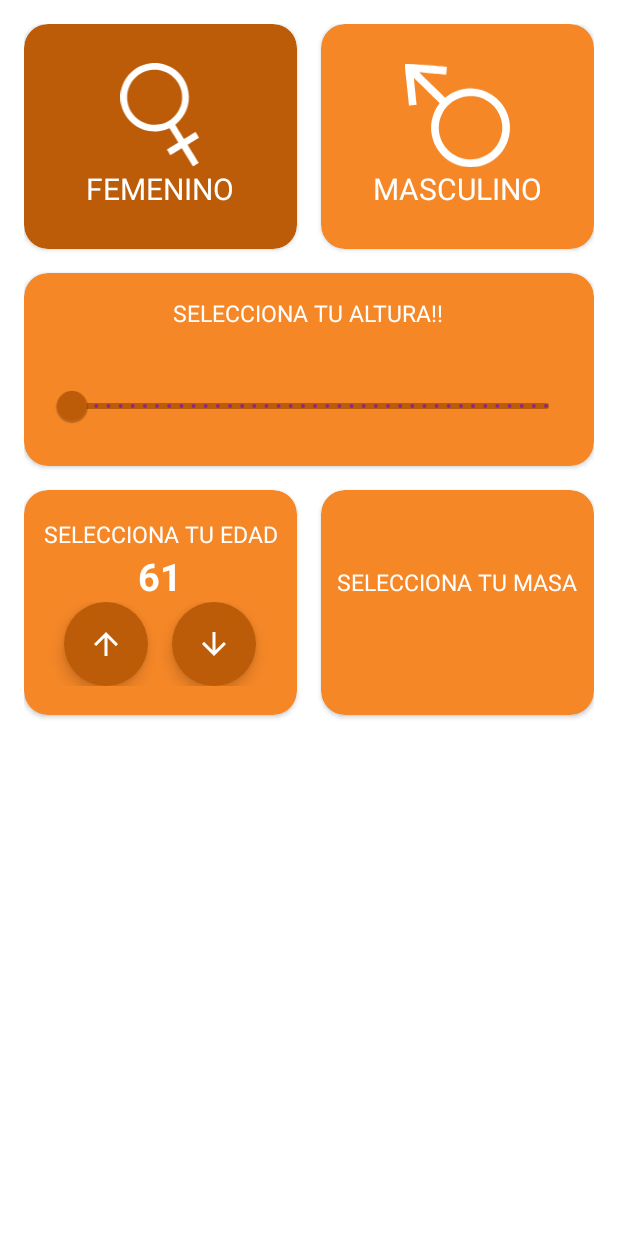
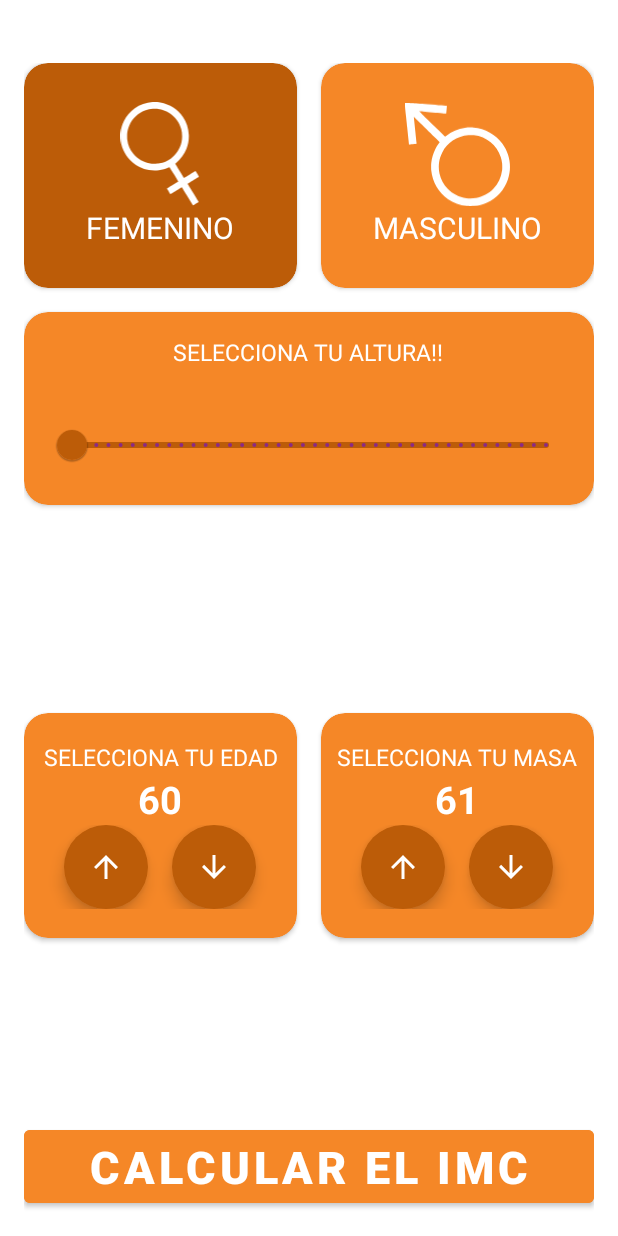
Before and after one commit to titooDiaz/STUDY, an Android app: the IMCActivity screen opened directly, with no data from a screen before it, after a tap on "TODO", on a phone screen of 412 x 824 dp. Run offline under Robolectric (Android 15) with nearby library versions, the light colour scheme and no system bars; Roboto replaces fonts that are not available here; 2 other taps on this screen came first.

Commit message:
end of imc app

```diff
--- a/Android/MyFirstApp/app/src/main/AndroidManifest.xml
+++ b/Android/MyFirstApp/app/src/main/AndroidManifest.xml
@@ -12,6 +12,9 @@
         android:supportsRtl="true"
         android:theme="@style/Theme.MyFirstApp"
         tools:targetApi="31">
+        <activity
+            android:name=".IMCAPP.ResultActivity"
+            android:exported="false" />
         <activity
             android:name=".IMCAPP.IMCActivity"
             android:exported="false" />
@@ -29,7 +32,7 @@
             android:exported="false" />
         <activity
             android:name=".primeraApp.PrimeraActivity"
-            android:exported="true"></activity>
+            android:exported="true" />
 
         <meta-data
             android:name="preloaded_fonts"
--- a/Android/MyFirstApp/app/src/main/java/com/titoodev/myfirstapp/IMCAPP/IMCActivity.kt
+++ b/Android/MyFirstApp/app/src/main/java/com/titoodev/myfirstapp/IMCAPP/IMCActivity.kt
@@ -1,6 +1,10 @@
 package com.titoodev.myfirstapp.IMCAPP
 
+import android.content.Intent
+import android.icu.text.DecimalFormat
 import android.os.Bundle
+import android.util.Log
+import android.widget.Button
 import android.widget.TextView
 import androidx.activity.enableEdgeToEdge
 import androidx.appcompat.app.AppCompatActivity
@@ -11,6 +15,7 @@ import androidx.core.view.WindowInsetsCompat
 import com.google.android.material.floatingactionbutton.FloatingActionButton
 import com.google.android.material.slider.RangeSlider
 import com.titoodev.myfirstapp.R
+import com.titoodev.myfirstapp.primeraApp.PrimeraActivity
 
 class IMCActivity : AppCompatActivity() {
 
@@ -21,11 +26,19 @@ class IMCActivity : AppCompatActivity() {
     private var isMaleSelected:Boolean = true
 
     private lateinit var edadText:TextView
+    private lateinit var pesoText:TextView
+
+    // boton calcular
+    private lateinit var botonCalcularIMC: Button
 
     // botones de edad
     private var currentEdad:Int = 60
+    private var currentPeso:Int = 60
+    private var currentAltura:Float = 120f
     private lateinit var upEdad: FloatingActionButton
     private lateinit var downEdad:FloatingActionButton
+    private lateinit var upPeso: FloatingActionButton
+    private lateinit var downPeso:FloatingActionButton
 
 
     override fun onCreate(savedInstanceState: Bundle?) {
@@ -47,12 +60,24 @@ class IMCActivity : AppCompatActivity() {
         // botoenes de aumentar y disminuir
         upEdad = findViewById(R.id.upEdad)
         downEdad = findViewById(R.id.downEdad)
+        upPeso = findViewById(R.id.upPeso)
+        downPeso = findViewById(R.id.downPeso)
 
         // textos que cambian
         edadText = findViewById(R.id.edad_numerica)
+        pesoText = findViewById(R.id.peso_numero)
+
+        // inicializar boton de calcular
+        botonCalcularIMC = findViewById(R.id.button)
     }
 
     private fun initListeners(){
+        botonCalcularIMC.setOnClickListener(){
+            val intent = Intent(this, ResultActivity::class.java)
+            intent.putExtra("IMC_RESULT",calcularIMC())
+            startActivity(intent)
+        }
+
         viewMale.setOnClickListener(){
             isMaleSelected = true
             setGenderColor(true)
@@ -63,7 +88,8 @@ class IMCActivity : AppCompatActivity() {
         }
 
         slider.addOnChangeListener{_,value,_ ->
-            altura.text = value.toString()
+            currentAltura = value.toString().toFloat()
+            altura.text = currentAltura.toString()
         }
 
         // botones de aumetar y disminuir
@@ -75,10 +101,30 @@ class IMCActivity : AppCompatActivity() {
             currentEdad-=1
             setEdad()
         }
+
+        upPeso.setOnClickListener{
+            currentPeso+=1
+            setPeso()
+        }
+        downPeso.setOnClickListener{
+            currentPeso-=1
+            setPeso()
+        }
     }
 
     private fun setEdad(){
         edadText.text= "${currentEdad.toString()}"
+    }
+
+    private fun setPeso(){
+        pesoText.text= "${currentPeso.toString()}"
+    }
+
+    // calcular IMC
+    private fun calcularIMC():Float{
+        val imc:Float = currentPeso/((currentAltura*currentAltura)/10000)
+        Log.d("titoDev", "$imc")
+        return imc
     }
 
     private fun setGenderColor(isMaleSelected:Boolean){
--- a/Android/MyFirstApp/app/src/main/java/com/titoodev/myfirstapp/IMCAPP/ResultActivity.kt
+++ b/Android/MyFirstApp/app/src/main/java/com/titoodev/myfirstapp/IMCAPP/ResultActivity.kt
@@ -1,6 +1,7 @@
 package com.titoodev.myfirstapp.IMCAPP
 
 import android.os.Bundle
+import android.widget.TextView
 import androidx.activity.enableEdgeToEdge
 import androidx.appcompat.app.AppCompatActivity
 import androidx.core.view.ViewCompat
@@ -17,5 +18,9 @@ class ResultActivity : AppCompatActivity() {
             v.setPadding(systemBars.left, systemBars.top, systemBars.right, systemBars.bottom)
             insets
         }
+
+        val result = intent.extras?.getFloat("IMC_RESULT")
+        val textVie: TextView = findViewById(R.id.result)
+        textVie.text =result.toString()
     }
 }
--- a/Android/MyFirstApp/app/src/main/res/layout/activity_imcactivity.xml
+++ b/Android/MyFirstApp/app/src/main/res/layout/activity_imcactivity.xml
@@ -6,7 +6,8 @@
     android:layout_width="match_parent"
     android:layout_height="match_parent"
     tools:context=".IMCAPP.IMCActivity"
-    android:padding="16dp">
+    android:padding="16dp"
+    android:layout_marginTop="26dp">
 
     <androidx.cardview.widget.CardView
         android:id="@+id/man"
@@ -140,13 +141,14 @@
     </androidx.cardview.widget.CardView>
 
     <androidx.cardview.widget.CardView
-        android:layout_marginTop="16dp"
         android:id="@+id/peso"
         android:layout_width="0dp"
         android:layout_height="150dp"
         android:layout_marginStart="8dp"
+        android:layout_marginTop="16dp"
         app:cardBackgroundColor="@color/orange"
         app:cardCornerRadius="16dp"
+        app:layout_constraintBottom_toTopOf="@+id/button"
         app:layout_constraintEnd_toEndOf="@+id/height"
         app:layout_constraintStart_toEndOf="@+id/edad"
         app:layout_constraintTop_toBottomOf="@+id/height">
@@ -166,42 +168,82 @@
                 android:textAllCaps="true"
                 android:textColor="@color/white"
                 android:textSize="15sp"
-                tools:ignore="TextContrastCheck">
-            </TextView>
+                tools:ignore="TextContrastCheck"></TextView>
 
             <TextView
                 android:id="@+id/peso_numero"
                 android:layout_width="wrap_content"
                 android:layout_height="wrap_content"
+                android:text="60"
                 android:textAlignment="center"
                 android:textAllCaps="true"
                 android:textColor="@color/white"
-                android:textSize="20sp"
+                android:textSize="25sp"
                 android:textStyle="bold"
-                tools:ignore="TextContrastCheck">
-            </TextView>
+                tools:ignore="HardcodedText,TextContrastCheck"></TextView>
+
+            <LinearLayout
+                android:layout_width="match_parent"
+                android:layout_height="wrap_content"
+                android:gravity="center"
+                android:orientation="horizontal">
+
+                <com.google.android.material.floatingactionbutton.FloatingActionButton
+                    android:id="@+id/upPeso"
+                    android:layout_width="wrap_content"
+                    android:layout_height="wrap_content"
+                    android:layout_marginEnd="8dp"
+                    android:backgroundTint="@color/orange_dark"
+                    android:contentDescription="@string/todo"
+                    android:importantForAccessibility="no"
+
+                    android:src="@drawable/up"
+
+                    app:borderWidth="0dp"
+                    app:rippleColor="@color/white"
+                    app:tint="@color/white"
+                    tools:ignore="ClassNameCheck,ImageContrastCheck">
+
+                </com.google.android.material.floatingactionbutton.FloatingActionButton>
+
+                <com.google.android.material.floatingactionbutton.FloatingActionButton
+                    android:id="@+id/downPeso"
+                    android:layout_width="wrap_content"
+                    android:layout_height="wrap_content"
+                    android:layout_marginStart="8dp"
+                    android:backgroundTint="@color/orange_dark"
+                    android:contentDescription="@string/todo"
+
+                    android:src="@drawable/down"
+
+                    app:borderWidth="0dp"
+                    app:rippleColor="@color/white"
+                    app:tint="@color/white"
+                    tools:ignore="ClassNameCheck,ImageContrastCheck"></com.google.android.material.floatingactionbutton.FloatingActionButton>
+            </LinearLayout>
         </LinearLayout>
     </androidx.cardview.widget.CardView>
 
     <androidx.cardview.widget.CardView
-        android:layout_marginTop="16dp"
         android:id="@+id/edad"
         android:layout_width="0dp"
         android:layout_height="150dp"
+        android:layout_marginTop="16dp"
         android:layout_marginEnd="8dp"
+        android:gravity="center"
         app:cardBackgroundColor="@color/orange"
         app:cardCornerRadius="16dp"
+        app:layout_constraintBottom_toTopOf="@+id/button"
         app:layout_constraintEnd_toStartOf="@+id/peso"
         app:layout_constraintStart_toStartOf="parent"
-        app:layout_constraintTop_toBottomOf="@+id/height"
-        android:gravity="center">
+        app:layout_constraintTop_toBottomOf="@+id/height">
 
         <LinearLayout
             android:layout_width="match_parent"
             android:layout_height="match_parent"
+            android:gravity="center"
             android:orientation="vertical"
-            tools:ignore="UseCompoundDrawables"
-            android:gravity="center">
+            tools:ignore="UseCompoundDrawables">
 
             <TextView
                 android:layout_width="wrap_content"
@@ -211,27 +253,25 @@
                 android:textAllCaps="true"
                 android:textColor="@color/white"
                 android:textSize="15sp"
-                tools:ignore="TextContrastCheck">
-            </TextView>
+                tools:ignore="TextContrastCheck"></TextView>
 
             <TextView
                 android:id="@+id/edad_numerica"
                 android:layout_width="wrap_content"
                 android:layout_height="wrap_content"
+                android:text="@string/peso_numero"
                 android:textAlignment="center"
                 android:textAllCaps="true"
-                android:text="@string/peso_numero"
                 android:textColor="@color/white"
                 android:textSize="25sp"
                 android:textStyle="bold"
-                tools:ignore="TextContrastCheck">
-            </TextView>
+                tools:ignore="TextContrastCheck"></TextView>
 
             <LinearLayout
                 android:layout_width="match_parent"
                 android:layout_height="wrap_content"
-                android:orientation="horizontal"
-                android:gravity="center">
+                android:gravity="center"
+                android:orientation="horizontal">
 
                 <com.google.android.material.floatingactionbutton.FloatingActionButton
                     android:id="@+id/upEdad"
@@ -242,12 +282,12 @@
                     android:contentDescription="@string/todo"
                     android:importantForAccessibility="no"
 
+                    android:src="@drawable/up"
+
                     app:borderWidth="0dp"
-
                     app:rippleColor="@color/white"
-                    tools:ignore="ClassNameCheck,ImageContrastCheck"
-                    android:src="@drawable/up"
-                    app:tint="@color/white">
+                    app:tint="@color/white"
+                    tools:ignore="ClassNameCheck,ImageContrastCheck">
 
                 </com.google.android.material.floatingactionbutton.FloatingActionButton>
 
@@ -259,16 +299,29 @@
                     android:backgroundTint="@color/orange_dark"
                     android:contentDescription="@string/todo"
 
+                    android:src="@drawable/down"
+
                     app:borderWidth="0dp"
-
                     app:rippleColor="@color/white"
-                    tools:ignore="ClassNameCheck,ImageContrastCheck"
-                    android:src="@drawable/down"
-                    app:tint="@color/white">
-                </com.google.android.material.floatingactionbutton.FloatingActionButton>
+                    app:tint="@color/white"
+                    tools:ignore="ClassNameCheck,ImageContrastCheck,DuplicateSpeakableTextCheck"></com.google.android.material.floatingactionbutton.FloatingActionButton>
             </LinearLayout>
 
         </LinearLayout>
     </androidx.cardview.widget.CardView>
 
+    <Button
+        android:id="@+id/button"
+        android:layout_width="0dp"
+        android:layout_height="wrap_content"
+        android:backgroundTint="@color/orange"
+        android:shadowRadius="@integer/material_motion_duration_medium_1"
+        android:text="@string/calcular"
+        android:textSize="30sp"
+        android:textStyle="bold"
+        app:layout_constraintBottom_toBottomOf="parent"
+        app:layout_constraintEnd_toEndOf="parent"
+        app:layout_constraintStart_toStartOf="parent">
+    </Button>
+
 </androidx.constraintlayout.widget.ConstraintLayout>
--- a/Android/MyFirstApp/app/src/main/res/layout/activity_result.xml
+++ b/Android/MyFirstApp/app/src/main/res/layout/activity_result.xml
@@ -7,4 +7,21 @@
     android:layout_height="match_parent"
     tools:context=".IMCAPP.ResultActivity">
 
+    <androidx.cardview.widget.CardView
+        android:layout_width="wrap_content"
+        android:layout_height="wrap_content"
+        app:layout_constraintBottom_toBottomOf="parent"
+        app:layout_constraintEnd_toEndOf="parent"
+        app:layout_constraintStart_toStartOf="parent"
+        app:layout_constraintTop_toTopOf="parent"
+        android:backgroundTint="@color/orange">
+        <TextView
+            android:layout_width="wrap_content"
+            android:layout_height="wrap_content"
+            android:textStyle="bold"
+            android:textSize="60sp"
+            android:id="@+id/result">
+        </TextView>
+    </androidx.cardview.widget.CardView>
+
 </androidx.constraintlayout.widget.ConstraintLayout>
--- a/Android/MyFirstApp/app/src/main/res/values/strings.xml
+++ b/Android/MyFirstApp/app/src/main/res/values/strings.xml
@@ -14,4 +14,5 @@
     <string name="peso">Selecciona tu masa</string>
     <string name="todo">TODO</string>
     <string name="peso_numero">60</string>
+    <string name="calcular">calcular el IMC</string>
 </resources>
```
